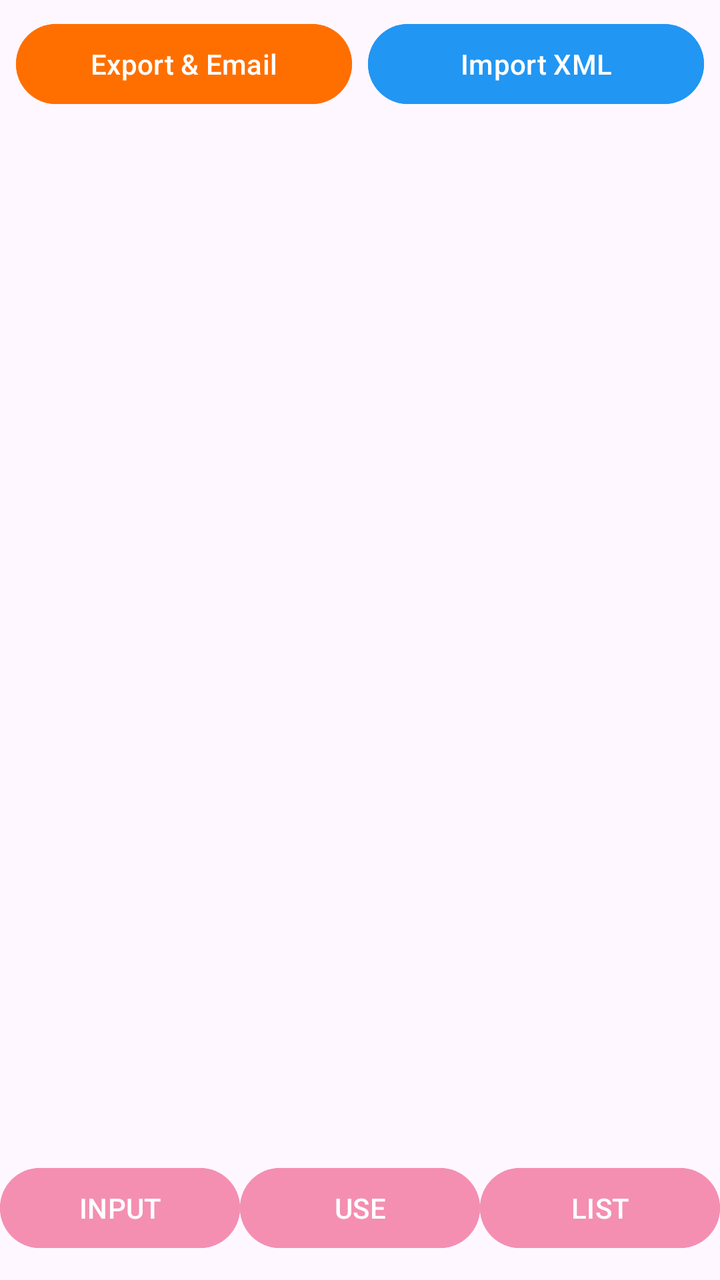
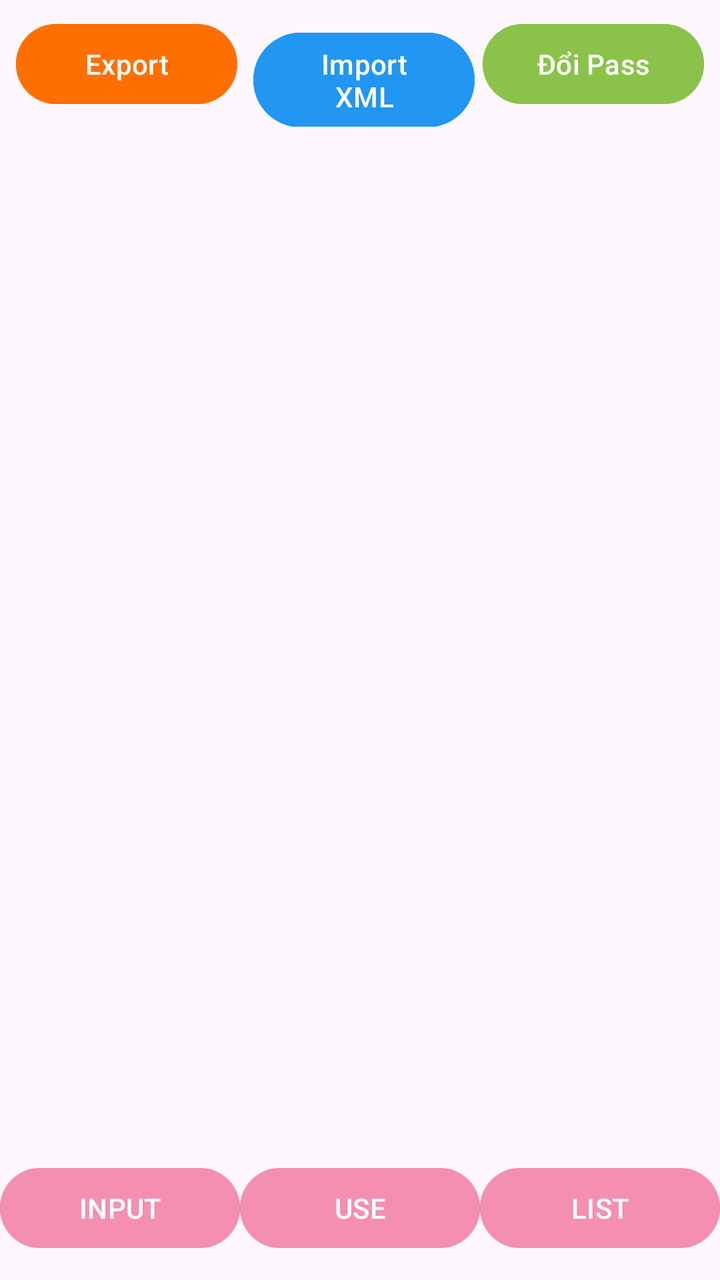

Screens rendered from an Android XML layout before and after an edit, with the pre-edit source and the edit as a unified diff.
<!-- AndroidManifest.xml: application theme Theme.BTQT02 -->
<!-- res/layout/activity_point_list.xml -->
<?xml version="1.0" encoding="utf-8"?>
<LinearLayout xmlns:android="http://schemas.android.com/apk/res/android"
    xmlns:app="http://schemas.android.com/apk/res-auto"
    xmlns:tools="http://schemas.android.com/tools"
    android:id="@+id/main"
    android:layout_width="match_parent"
    android:layout_height="match_parent"
    android:orientation="vertical"
    tools:context=".PointListActivity">

    <LinearLayout
        android:layout_width="match_parent"
        android:layout_height="wrap_content"
        android:orientation="horizontal"
        android:padding="8dp">

        <Button
            android:id="@+id/btnExport"
            android:layout_width="0dp"
            android:layout_height="wrap_content"
            android:layout_weight="1"
            android:layout_marginEnd="4dp"
            android:backgroundTint="#FF6F00"
            android:text="Export &amp; Email" />

        <Button
            android:id="@+id/btnImport"
            android:layout_width="0dp"
            android:layout_height="wrap_content"
            android:layout_weight="1"
            android:layout_marginStart="4dp"
            android:backgroundTint="#2196F3"
            android:text="Import XML" />
    </LinearLayout>

    <ListView
        android:id="@+id/lvCustomers"
        android:layout_width="match_parent"
        android:layout_height="0dp"
        android:layout_weight="1">

    </ListView>

    <LinearLayout
        android:layout_width="match_parent"
        android:layout_height="60dp"
        android:orientation="horizontal">

        <Button
            android:id="@+id/btnInputFromListActivity"
            android:layout_width="0dp"
            android:layout_height="wrap_content"
            android:layout_weight="1"
            android:backgroundTint="#F48FB1"
            android:text="INPUT" />

        <Button
            android:id="@+id/btnUseFromListActivity"
            android:layout_width="0dp"
            android:layout_height="wrap_content"
            android:layout_weight="1"
            android:backgroundTint="#F48FB1"
            android:text="USE" />

        <Button
            android:id="@+id/btnListFromListActivity"
            android:layout_width="0dp"
            android:layout_height="wrap_content"
            android:layout_weight="1"
            android:backgroundTint="#F48FB1"
            android:text="LIST" />
    </LinearLayout>
</LinearLayout>
<!-- resources referenced by this layout -->
<resources>
  <style name="Theme.BTQT02" parent="Base.Theme.BTQT02" />
  <style name="Base.Theme.BTQT02" parent="Theme.Material3.DayNight.NoActionBar">
          
          
      </style>
</resources>

<!-- the commit's change to res/layout/activity_point_list.xml (unified diff, before → after) -->
@@ -18,10 +18,10 @@
             android:id="@+id/btnExport"
             android:layout_width="0dp"
             android:layout_height="wrap_content"
+            android:layout_marginEnd="4dp"
             android:layout_weight="1"
-            android:layout_marginEnd="4dp"
             android:backgroundTint="#FF6F00"
-            android:text="Export &amp; Email" />
+            android:text="Export" />
 
         <Button
             android:id="@+id/btnImport"
@@ -31,6 +31,15 @@
             android:layout_marginStart="4dp"
             android:backgroundTint="#2196F3"
             android:text="Import XML" />
+
+        <Button
+            android:id="@+id/btnChangePass"
+            android:layout_width="0dp"
+            android:layout_height="wrap_content"
+            android:layout_weight="1"
+            android:layout_marginStart="4dp"
+            android:backgroundTint="#8BC34A"
+            android:text="Đổi Pass" />
     </LinearLayout>
 
     <ListView
